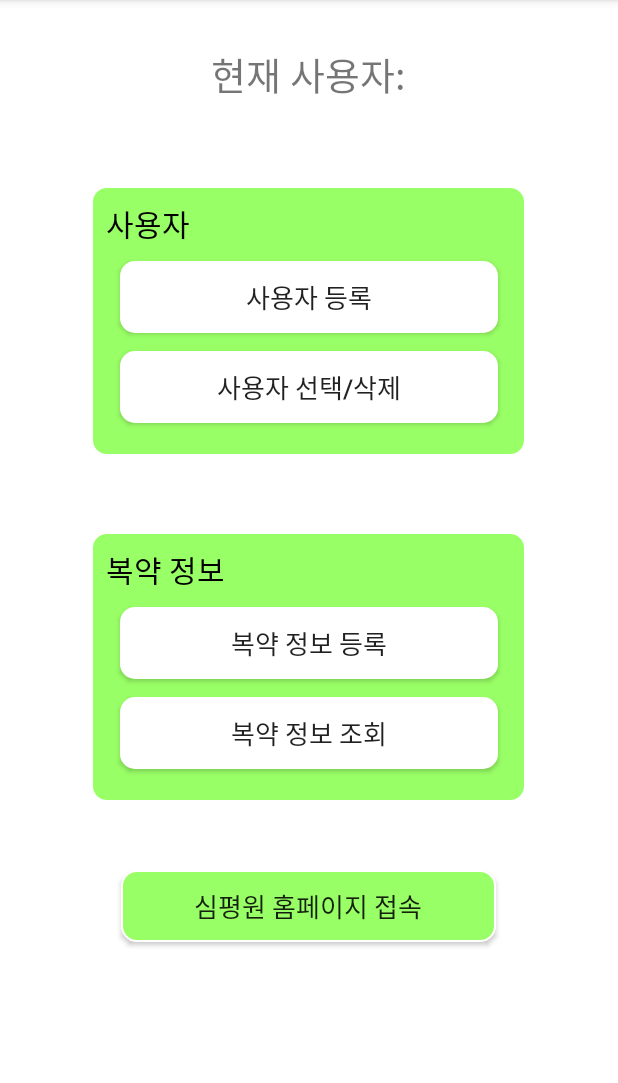
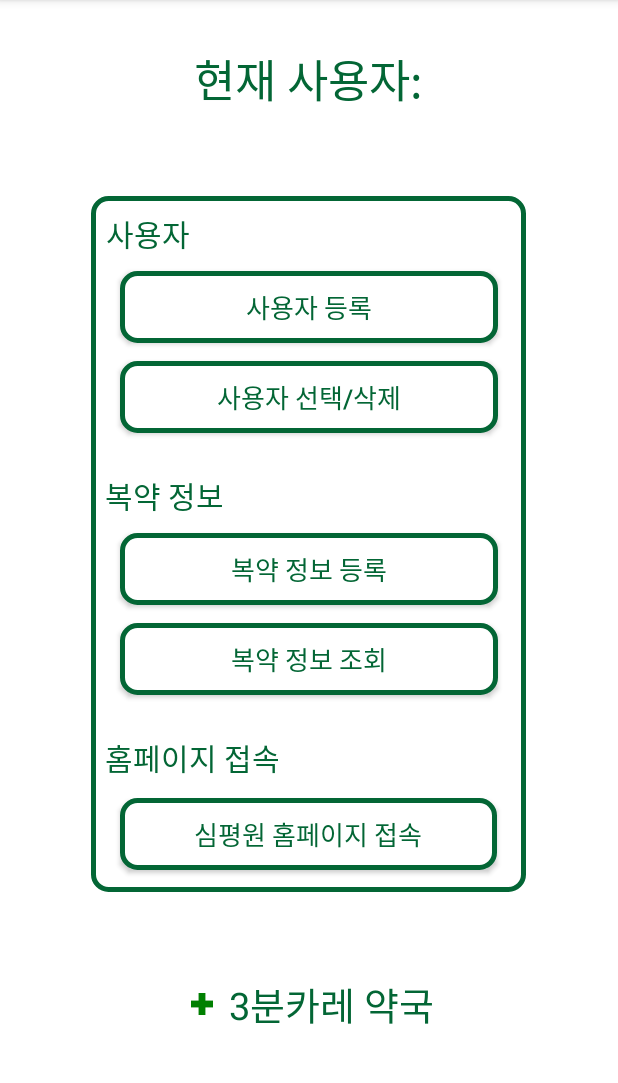
Before and after one commit to Medication-helper/Team_3_Medication-helper, an Android app: the screen it shows after launch (MainActivity), on a phone screen of 412 x 824 dp, the part 84-1167 px from its top. Run offline under Robolectric (Android 15) with nearby library versions, the phone set to English and light mode, and no system bars.

Commit message:
메인과 복약 정보 확인 부분 레이아웃 변화

```diff
--- /dev/null
+++ b/app/src/main/res/drawable/drawablesize.xml
@@ -0,0 +1,7 @@
+<?xml version="1.0" encoding="utf-8"?>
+<layer-list xmlns:android="http://schemas.android.com/apk/res/android">
+    <item
+        android:drawable="@drawable/green_cross"
+        android:width="25dp"
+        android:height="25dp" />
+</layer-list>
--- a/app/src/main/res/drawable/green_box.xml
+++ b/app/src/main/res/drawable/green_box.xml
@@ -2,8 +2,8 @@
 <layer-list xmlns:android="http://schemas.android.com/apk/res/android">
     <item>
         <shape android:shape="rectangle">
-            <stroke android:width="1dp" android:color="#FFFFFF" />
-            <solid android:color ="#99FF66"/>
+            <stroke android:width="3dp" android:color="#036635" />
+            <solid android:color ="#ffffff"/>
             <corners android:radius="10dp" />
         </shape>
     </item>
--- a/app/src/main/res/layout/main.xml
+++ b/app/src/main/res/layout/main.xml
@@ -13,30 +13,34 @@
             android:layout_width="wrap_content"
             android:layout_height="wrap_content"
             android:text="현재 사용자:"
-            android:textSize="25sp"
+            android:textColor="#036635"
+            android:textSize="30sp"
             android:layout_gravity="center_horizontal|top"
             android:layout_margin="30dp" />
 
         <FrameLayout
             android:layout_width="match_parent"
             android:layout_height="wrap_content">
+
             <TextView
                 android:layout_width="290dp"
-                android:layout_height="180dp"
+                android:layout_height="464dp"
                 android:layout_gravity="center_horizontal"
+                android:layout_margin="25dp"
                 android:background="@drawable/green_box"
                 android:padding="10dp"
                 android:text="사용자"
-                android:layout_margin="25dp"
-                android:textColor="#000000"
+                android:textColor="#036635"
                 android:textSize="20sp" />
+
             <androidx.appcompat.widget.AppCompatButton
                 android:id="@+id/btnUserReg"
                 android:layout_width="match_parent"
                 android:layout_height="wrap_content"
                 android:text="사용자 등록"
+                android:textColor="#036635"
                 android:textSize="17sp"
-                android:background="@drawable/white_button"
+                android:background="@drawable/green_box"
                 android:layout_gravity="center_horizontal"
                 android:layout_marginLeft="80dp"
                 android:layout_marginRight="80dp"
@@ -46,64 +50,79 @@
                 android:layout_width="match_parent"
                 android:layout_height="wrap_content"
                 android:text="사용자 선택/삭제"
+                android:textColor="#036635"
                 android:textSize="17sp"
-                android:background="@drawable/white_button"
+                android:background="@drawable/green_box"
                 android:layout_gravity="center_horizontal"
                 android:layout_marginLeft="80dp"
                 android:layout_marginRight="80dp"
                 android:layout_marginTop="135dp" />
-        </FrameLayout>
 
-        <FrameLayout
-            android:layout_width="match_parent"
-            android:layout_height="wrap_content">
             <TextView
-                android:layout_width="290dp"
-                android:layout_height="180dp"
-                android:layout_gravity="center_horizontal"
-                android:background="@drawable/green_box"
-                android:padding="10dp"
-                android:layout_marginTop="25dp"
+                android:layout_width="wrap_content"
+                android:layout_height="wrap_content"
+                android:layout_marginTop="210dp"
+                android:layout_marginLeft="70dp"
                 android:text="복약 정보"
-                android:textColor="#000000"
+                android:textColor="#036635"
                 android:textSize="20sp" />
             <androidx.appcompat.widget.AppCompatButton
                 android:id="@+id/btnMediReg"
                 android:layout_width="match_parent"
                 android:layout_height="wrap_content"
                 android:text="복약 정보 등록"
+                android:textColor="#036635"
                 android:textSize="17sp"
-                android:background="@drawable/white_button"
+                android:background="@drawable/green_box"
                 android:layout_gravity="center_horizontal"
                 android:layout_marginLeft="80dp"
                 android:layout_marginRight="80dp"
-                android:layout_marginTop="75dp"
-                />
+                android:layout_marginTop="250dp" />
             <androidx.appcompat.widget.AppCompatButton
                 android:id="@+id/btnMediCheck"
                 android:layout_width="match_parent"
                 android:layout_height="wrap_content"
                 android:text="복약 정보 조회"
+                android:textColor="#036635"
                 android:textSize="17sp"
-                android:background="@drawable/white_button"
+                android:background="@drawable/green_box"
                 android:layout_gravity="center_horizontal"
                 android:layout_marginLeft="80dp"
                 android:layout_marginRight="80dp"
-                android:layout_marginTop="135dp" />
+                android:layout_marginTop="310dp" />
+
+            <TextView
+                android:layout_width="wrap_content"
+                android:layout_height="wrap_content"
+                android:text="홈페이지 접속"
+                android:textSize="20sp"
+                android:textColor="#036635"
+                android:layout_gravity="bottom"
+                android:layout_marginBottom="100dp"
+                android:layout_marginLeft="70dp"/>
+
+            <androidx.appcompat.widget.AppCompatButton
+                android:id="@+id/btnPage"
+                android:layout_width="251dp"
+                android:layout_height="wrap_content"
+                android:layout_gravity="bottom"
+                android:layout_marginLeft="80dp"
+                android:layout_marginBottom="40dp"
+                android:background="@drawable/green_box"
+                android:text="심평원 홈페이지 접속"
+                android:textColor="#036635"
+                android:textSize="17sp" />
         </FrameLayout>
 
-        <FrameLayout
-            android:layout_width="match_parent"
-            android:layout_height="194dp">
-            <androidx.appcompat.widget.AppCompatButton
-                android:id="@+id/btnPage"
-                android:layout_width="250dp"
-                android:layout_height="wrap_content"
-                android:layout_margin="45dp"
-                android:text="심평원 홈페이지 접속"
-                android:textSize="17sp"
-                android:background="@drawable/green_box"
-                android:layout_gravity="center_horizontal"/>
-        </FrameLayout>
+        <TextView
+            android:layout_width="wrap_content"
+            android:layout_height="wrap_content"
+            android:layout_gravity="center|bottom"
+            android:drawableStart="@drawable/drawablesize"
+            android:text="3분카레 약국"
+            android:textColor="#036635"
+            android:textSize="25sp"
+            android:drawablePadding="5dp"
+            android:layout_margin="30dp"/>
     </LinearLayout>
 </ScrollView>
--- a/app/src/main/res/layout/userlist.xml
+++ b/app/src/main/res/layout/userlist.xml
@@ -17,7 +17,8 @@
             android:text="사용자 선택"
             android:textSize="30dp"
             android:layout_marginTop="40dp"
-            android:layout_gravity="center"/>
+            android:layout_gravity="center"
+            android:textColor="#036635"/>
 
         <ScrollView
             android:layout_width="200dp"
```
Also changed, not shown: app/src/main/java/com/cookandroid/medication_helper/medicCheck.java (+0 -29 lines), app/src/main/res/drawable/tablayout.xml (added, +14 -0 lines), app/src/main/res/layout/forbiddenlist.xml (+56 -36 lines), app/src/main/res/drawable-v24/green_cross.jpg (added).
